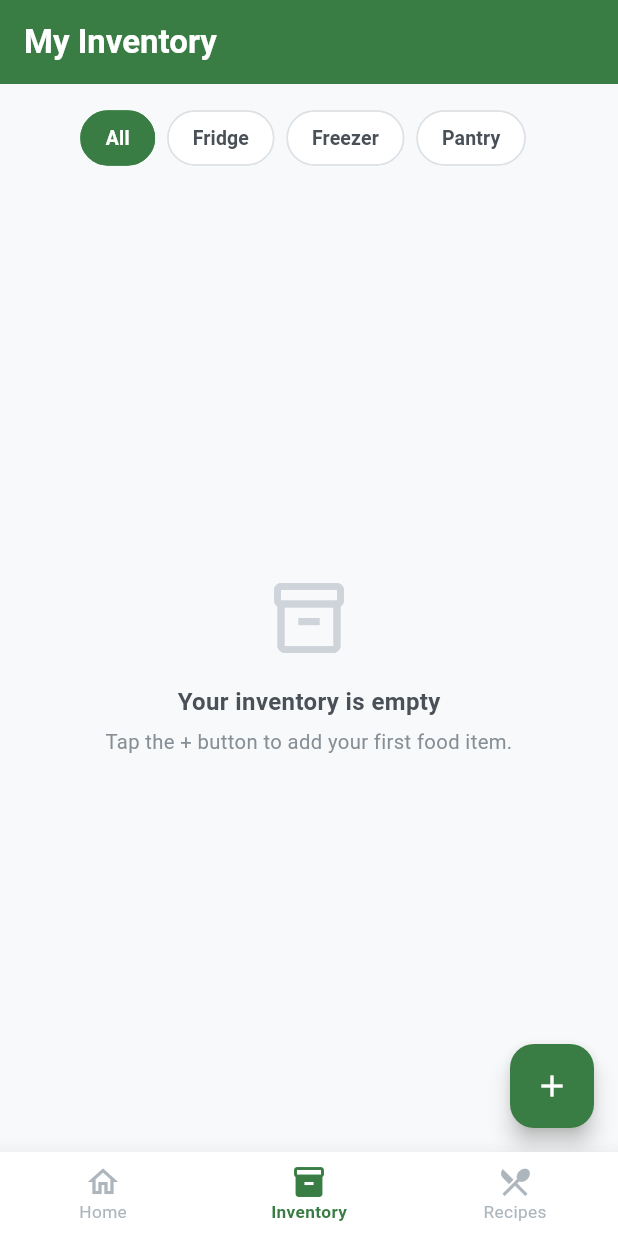
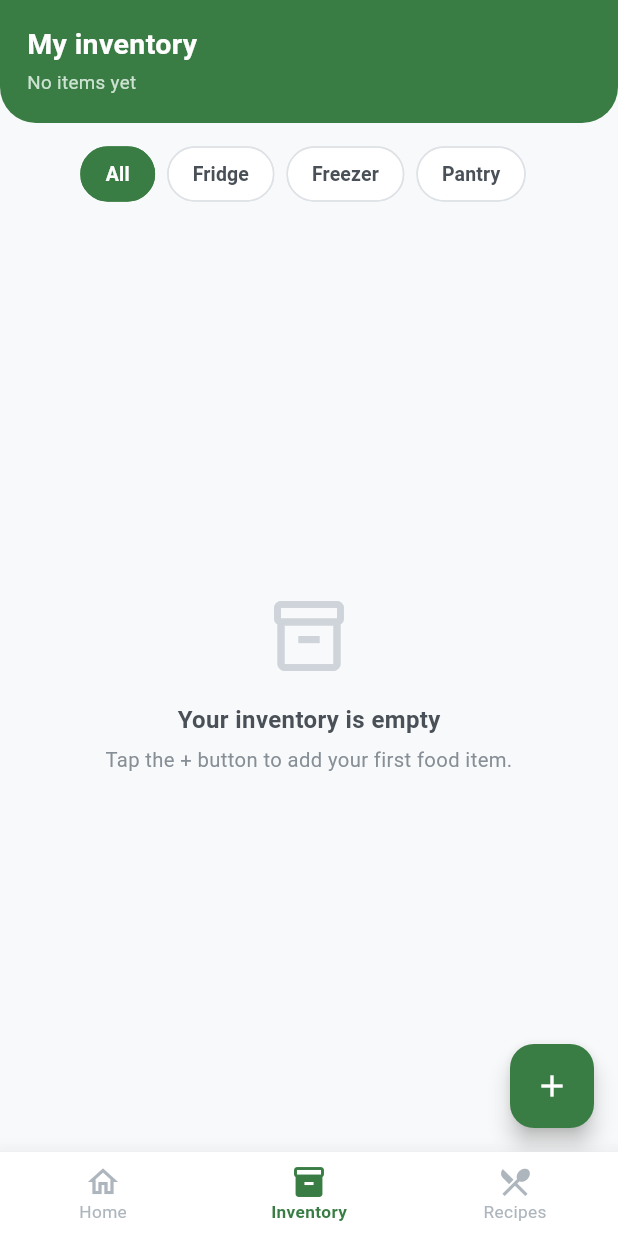
Before and after one commit to stanleywijayaa/shelf_sense, a Flutter app: the screen it shows after launch, item 2 of the bottom bar chosen, on a phone screen of 412 x 824 dp. Run offline on Flutter 3.47's test engine with Material 3 defaults, Android fonts, the phone set to English and light mode, and no system bars; our stand-ins replace cloud_firestore, firebase_core, flutter_local_notifications, timezone; accounts and stored records are empty.

Commit message:
add curved headers to inventory and recipe screens

```diff
--- a/lib/screens/inventory/inventory_screen.dart
+++ b/lib/screens/inventory/inventory_screen.dart
@@ -58,15 +58,6 @@ class _InventoryScreenState extends State<InventoryScreen> {
   Widget build(BuildContext context) {
     return Scaffold(
       backgroundColor: const Color(0xFFF8F9FA),
-      appBar: AppBar(
-        backgroundColor: const Color(0xFF3A7D44),
-        foregroundColor: Colors.white,
-        title: const Text(
-          'My Inventory',
-          style: TextStyle(fontWeight: FontWeight.w600),
-        ),
-        elevation: 0,
-      ),
       floatingActionButton: FloatingActionButton(
         backgroundColor: const Color(0xFF3A7D44),
         foregroundColor: Colors.white,
@@ -78,12 +69,35 @@ class _InventoryScreenState extends State<InventoryScreen> {
         },
         child: const Icon(Icons.add),
       ),
-      body: Column(
+      body: StreamBuilder<List<FoodItem>>(
+        stream: _firestoreService.getFoodItems(),
+        builder: (context, snapshot) {
+          final allItems = snapshot.data ?? [];
+          final loading =
+              snapshot.connectionState == ConnectionState.waiting;
+          final attentionCount = allItems
+              .where((i) => i.riskLevel == 'High' || i.riskLevel == 'Medium')
+              .length;
+
+          // Apply the storage filter.
+          final items = _selectedFilter == 'All'
+              ? allItems
+              : allItems
+                  .where((i) => i.storageType == _selectedFilter)
+                  .toList();
+
+          return Column(
             children: [
-          // ── Storage filter chips ─────────────────────────────────────
+              // ── Curved green header with live counts ─────────────────
+              _InventoryHeader(
+                itemCount: allItems.length,
+                attentionCount: attentionCount,
+              ),
+
+              // ── Storage filter chips ─────────────────────────────────
               Container(
                 color: const Color(0xFFF8F9FA),
-            padding: const EdgeInsets.fromLTRB(12, 12, 12, 4),
+                padding: const EdgeInsets.fromLTRB(12, 10, 12, 4),
             child: SingleChildScrollView(
               scrollDirection: Axis.horizontal,
               child: Row(
@@ -122,60 +136,42 @@ class _InventoryScreenState extends State<InventoryScreen> {
             ),
           ),
 
-          // ── Item list ────────────────────────────────────────────────
+              // ── Item list ────────────────────────────────────────────
               Expanded(
-            child: StreamBuilder<List<FoodItem>>(
-              stream: _firestoreService.getFoodItems(),
-              builder: (context, snapshot) {
-                if (snapshot.connectionState == ConnectionState.waiting) {
-                  return const Center(
-                    child: CircularProgressIndicator(color: Color(0xFF3A7D44)),
-                  );
-                }
-
-                if (snapshot.hasError) {
-                  return Center(
+                child: loading
+                    ? const Center(
+                        child: CircularProgressIndicator(
+                            color: Color(0xFF3A7D44)),
+                      )
+                    : snapshot.hasError
+                        ? Center(
                             child: Padding(
                               padding: const EdgeInsets.all(24),
                               child: Text(
                                 'Something went wrong loading your inventory.\n${snapshot.error}',
                                 textAlign: TextAlign.center,
-                        style: const TextStyle(color: Color(0xFF868E96)),
+                                style:
+                                    const TextStyle(color: Color(0xFF868E96)),
                               ),
                             ),
-                  );
-                }
-
-                final allItems = snapshot.data ?? [];
-
-                // Apply the storage filter.
-                final items = _selectedFilter == 'All'
-                    ? allItems
-                    : allItems
-                        .where((i) => i.storageType == _selectedFilter)
-                        .toList();
-
-                // ── Empty states ─────────────────────────────────────
-                if (allItems.isEmpty) {
-                  return _EmptyState(
+                          )
+                        : allItems.isEmpty
+                            ? _EmptyState(
                                 icon: Icons.inventory_2_outlined,
                                 title: 'Your inventory is empty',
-                    subtitle: 'Tap the + button to add your first food item.',
-                  );
-                }
-
-                if (items.isEmpty) {
-                  // Inventory has items, but none in this storage filter.
-                  return _EmptyState(
+                                subtitle:
+                                    'Tap the + button to add your first food item.',
+                              )
+                            : items.isEmpty
+                                ? _EmptyState(
                                     icon: Icons.filter_alt_off_outlined,
                                     title: 'Nothing in $_selectedFilter',
-                    subtitle: 'You have no items stored in the $_selectedFilter.',
-                  );
-                }
-
-                // ── Populated list ───────────────────────────────────
-                return ListView.builder(
-                  padding: const EdgeInsets.fromLTRB(16, 8, 16, 80),
+                                    subtitle:
+                                        'You have no items stored in the $_selectedFilter.',
+                                  )
+                                : ListView.builder(
+                                    padding: const EdgeInsets.fromLTRB(
+                                        16, 8, 16, 80),
                                     itemCount: items.length,
                                     itemBuilder: (context, index) {
                                       final item = items[index];
@@ -185,15 +181,68 @@ class _InventoryScreenState extends State<InventoryScreen> {
                                           Navigator.push(
                                             context,
                                             MaterialPageRoute(
-                            builder: (context) => ItemDetailScreen(item: item),
+                                              builder: (context) =>
+                                                  ItemDetailScreen(item: item),
                                             ),
                                           );
                                         },
                                         onDelete: () => _confirmDelete(item),
                                       );
                                     },
+                                  ),
+              ),
+            ],
           );
         },
+      ),
+    );
+  }
+}
+
+// ─── Curved inventory header ──────────────────────────────────────────────
+class _InventoryHeader extends StatelessWidget {
+  final int itemCount;
+  final int attentionCount;
+
+  const _InventoryHeader({
+    required this.itemCount,
+    required this.attentionCount,
+  });
+
+  @override
+  Widget build(BuildContext context) {
+    final topPadding = MediaQuery.of(context).padding.top;
+    return Container(
+      width: double.infinity,
+      padding: EdgeInsets.fromLTRB(18, topPadding + 16, 18, 18),
+      decoration: const BoxDecoration(
+        color: Color(0xFF3A7D44),
+        borderRadius: BorderRadius.only(
+          bottomLeft: Radius.circular(24),
+          bottomRight: Radius.circular(24),
+        ),
+      ),
+      child: Column(
+        crossAxisAlignment: CrossAxisAlignment.start,
+        children: [
+          const Text(
+            'My inventory',
+            style: TextStyle(
+              fontSize: 19,
+              fontWeight: FontWeight.w700,
+              color: Colors.white,
+            ),
+          ),
+          const SizedBox(height: 3),
+          Text(
+            itemCount == 0
+                ? 'No items yet'
+                : attentionCount == 0
+                    ? '$itemCount item${itemCount == 1 ? '' : 's'}'
+                    : '$itemCount item${itemCount == 1 ? '' : 's'} · $attentionCount need${attentionCount == 1 ? 's' : ''} attention',
+            style: const TextStyle(
+              fontSize: 12.5,
+              color: Color(0xFFCDE3D2),
             ),
           ),
         ],
```
Also changed, not shown: lib/screens/recipe/recipe_screen.dart (+85 -13 lines). Lines whose indentation alone changed are shown as unchanged.
